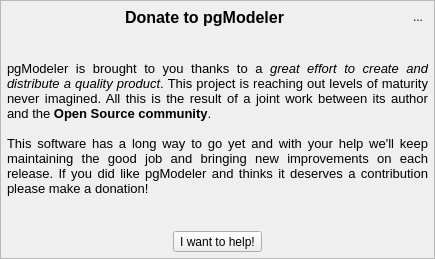
Above: libpgmodeler_ui/ui/donatewidget.ui from pgmodeler/pgmodeler before the change. Below: the same form after it.
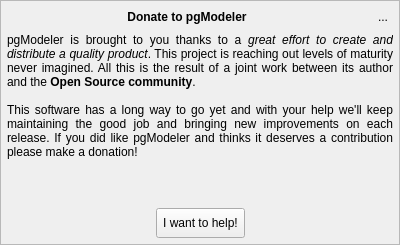
That is the form after the change. Icons and pictures are not drawn.

```diff
--- a/libpgmodeler_ui/ui/donatewidget.ui
+++ b/libpgmodeler_ui/ui/donatewidget.ui
@@ -6,8 +6,8 @@
    <rect>
     <x>0</x>
     <y>0</y>
-    <width>435</width>
-    <height>259</height>
+    <width>400</width>
+    <height>245</height>
    </rect>
   </property>
   <property name="sizePolicy">
@@ -16,6 +16,12 @@
     <verstretch>0</verstretch>
    </sizepolicy>
   </property>
+  <property name="maximumSize">
+   <size>
+    <width>16777215</width>
+    <height>600</height>
+   </size>
+  </property>
   <property name="windowTitle">
    <string>Form</string>
   </property>
@@ -57,7 +63,6 @@
        <widget class="QLabel" name="title_lbl">
         <property name="font">
          <font>
-          <pointsize>12</pointsize>
           <weight>75</weight>
           <bold>true</bold>
          </font>
@@ -118,7 +123,6 @@
         </property>
         <property name="font">
          <font>
-          <pointsize>10</pointsize>
           <italic>false</italic>
          </font>
         </property>
@@ -132,7 +136,7 @@
          <enum>Qt::RichText</enum>
         </property>
         <property name="alignment">
-         <set>Qt::AlignJustify|Qt::AlignVCenter</set>
+         <set>Qt::AlignJustify|Qt::AlignTop</set>
         </property>
         <property name="wordWrap">
          <bool>true</bool>
@@ -165,7 +169,7 @@
           <property name="minimumSize">
            <size>
             <width>0</width>
-            <height>0</height>
+            <height>30</height>
            </size>
           </property>
           <property name="text">
```
